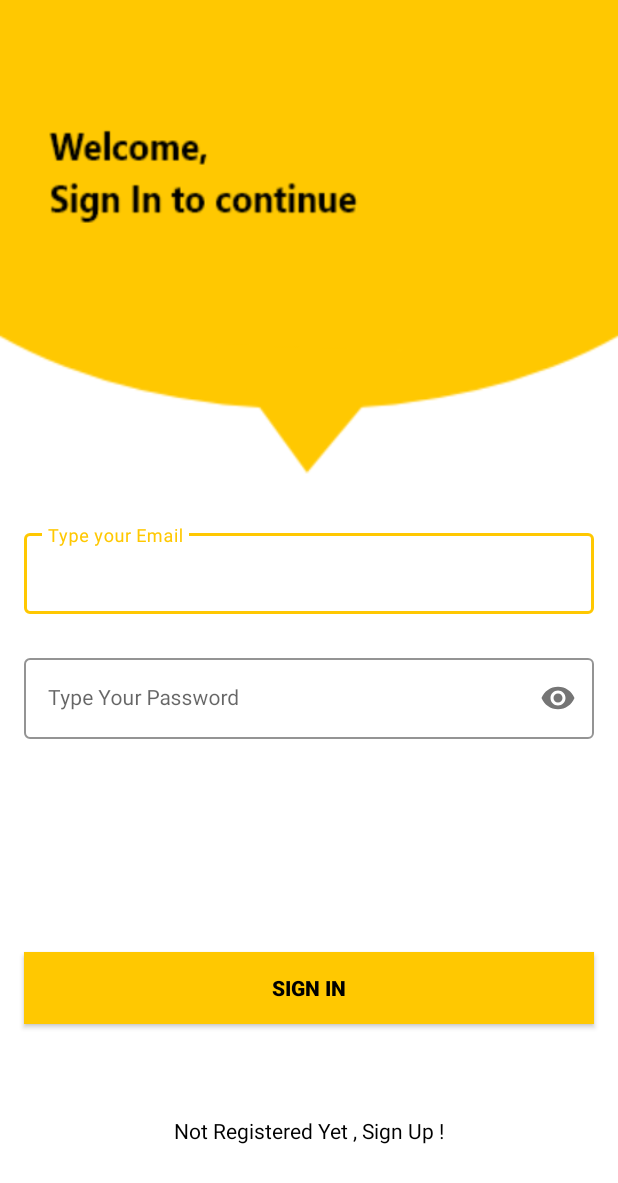
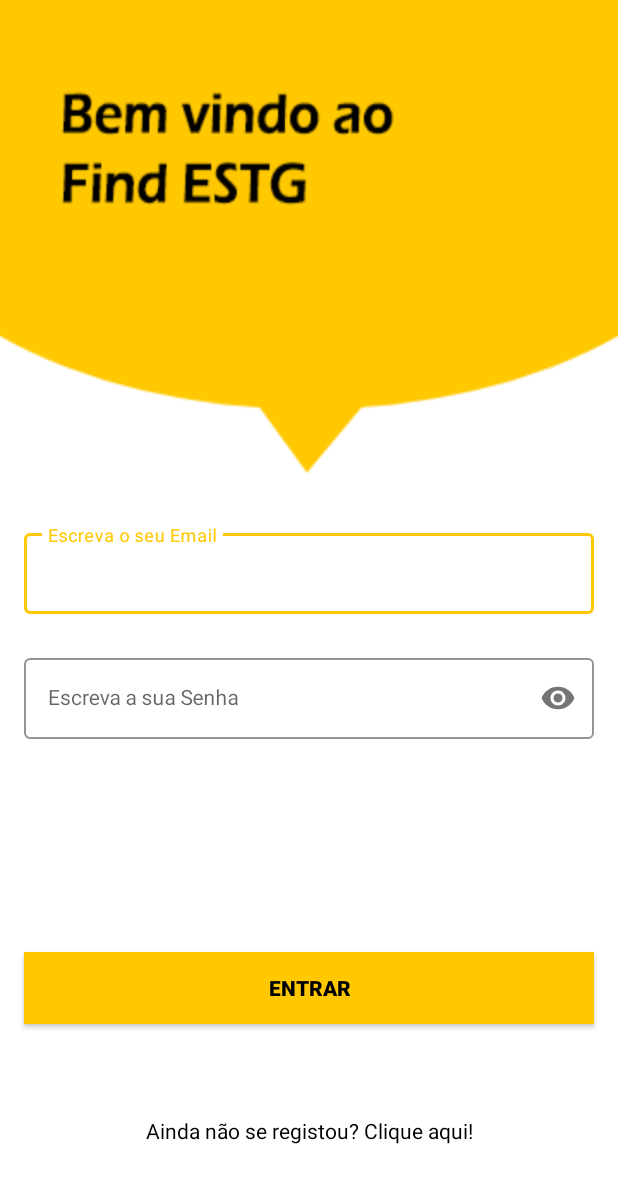
Before and after one commit to gasparespinheira/FindESTG, an Android app: the Login screen opened directly, with no data from a screen before it, on a phone screen of 412 x 824 dp. Shown: the top 1183 px of the screen. Run offline under Robolectric (Android 15) with nearby library versions, the phone set to English and light mode, and no system bars; our stand-ins replace Firebase (no records; nobody signed in at launch, a user with empty details on screens opened directly).

Commit message:
Login e Registo em Portugues

```diff
--- a/app/src/main/res/layout/activity_login.xml
+++ b/app/src/main/res/layout/activity_login.xml
@@ -4,7 +4,7 @@
     xmlns:tools="http://schemas.android.com/tools"
     android:layout_width="match_parent"
     android:layout_height="match_parent"
-    android:background="@drawable/signin_screen"
+    android:background="@drawable/signin_screen2"
     tools:context=".Login">
 
 
@@ -27,7 +27,7 @@
         style="@style/LoginTextInputInnerFieldStyle"
         android:layout_width="match_parent"
         android:layout_height="wrap_content"
-        android:hint="Type your Email"
+        android:hint="Escreva o seu Email"
         android:inputType="textEmailAddress" />
   </com.google.android.material.textfield.TextInputLayout>
 
@@ -51,7 +51,7 @@
         style="@style/LoginTextInputInnerFieldStyle"
         android:layout_width="match_parent"
         android:layout_height="wrap_content"
-        android:hint="Type Your Password"
+        android:hint="Escreva a sua Senha"
         android:inputType="textPassword" />
   </com.google.android.material.textfield.TextInputLayout>
 
@@ -61,7 +61,7 @@
       android:layout_height="wrap_content"
       android:layout_marginHorizontal="16dp"
       android:background="@color/yellow"
-      android:text="Sign In"
+      android:text="Entrar"
       android:textColor="@color/black"
       android:textStyle="bold"
       app:layout_constraintBottom_toBottomOf="parent"
@@ -75,7 +75,7 @@
       android:layout_width="wrap_content"
       android:layout_height="wrap_content"
       android:textColor="@color/black"
-      android:text="Not Registered Yet , Sign Up !"
+      android:text="Ainda não se registou? Clique aqui!"
       app:layout_constraintBottom_toBottomOf="parent"
       app:layout_constraintEnd_toEndOf="parent"
       app:layout_constraintHorizontal_bias="0.5"
```
Also changed, not shown: app/src/main/res/layout/activity_register.xml (+6 -6 lines), app/src/main/res/drawable/signin_screen2.png (added), app/src/main/res/drawable/signup_screen2.png (added).
